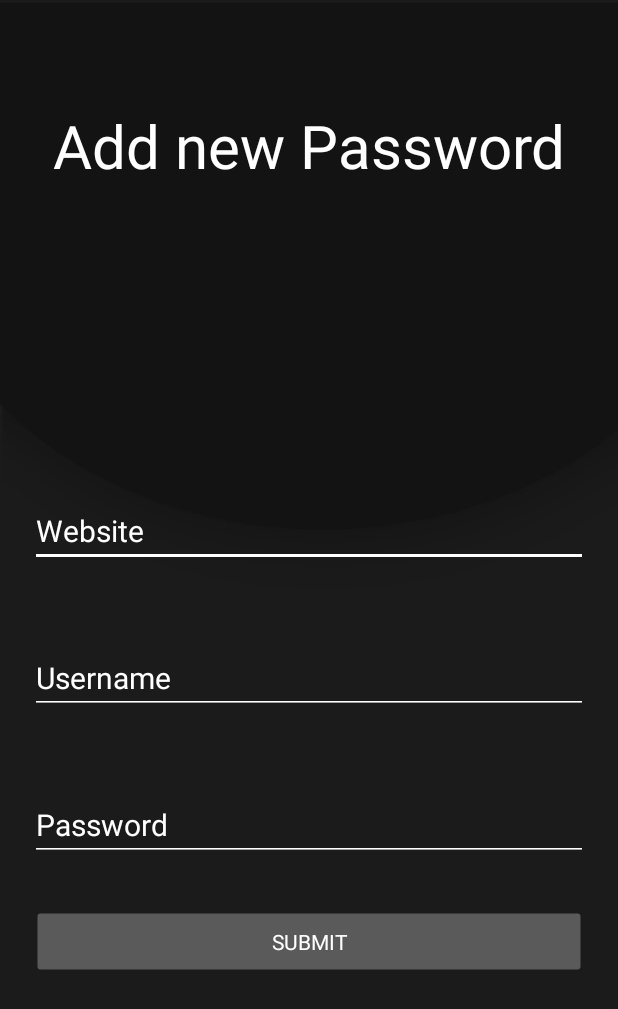
After one commit to FlorianDitt/PassManager, an Android app: the addPasswordActivity screen opened directly, with no data from a screen before it, on a phone screen of 412 x 824 dp. The commit adds this screen. Shown: the top 1009 px of the screen. Run offline under Robolectric (Android 15) with nearby library versions, the phone set to English and light mode, and no system bars.

Commit message:
Added View to add Passowrd

```diff
--- a/app/src/main/AndroidManifest.xml
+++ b/app/src/main/AndroidManifest.xml
@@ -13,6 +13,9 @@
         android:supportsRtl="true"
         android:theme="@style/Theme.MyApplication"
         tools:targetApi="31">
+        <activity
+            android:name=".addPasswordActivity"
+            android:exported="false" />
         <activity
             android:name=".SignUpActivity"
             android:exported="false" />
--- a/app/src/main/java/com/example/myapplication/DBHelper.kt
+++ b/app/src/main/java/com/example/myapplication/DBHelper.kt
@@ -13,7 +13,7 @@ class DBHelper(context: Context, factory: SQLiteDatabase.CursorFactory?) :
     SQLiteOpenHelper(context, DATABASE_NAME, factory, DATABASE_VERSION) {
 
     val table1Name = "Login" //Name of table 1
-    val table2Name = "Saves" //Name of table 2
+    private val table2Name = "Saves" //Name of table 2
 
     private val table1Create =
         "CREATE TABLE $table1Name (ID INTEGER PRIMARY KEY AUTOINCREMENT, Username TEXT, Password TEXT)" //SQL Statement to create Table 1
@@ -42,7 +42,7 @@ class DBHelper(context: Context, factory: SQLiteDatabase.CursorFactory?) :
 
         val db = this.readableDatabase
 
-        return db.rawQuery("SELECT * FROM $table2Name WHERE ID LIKE $UserNumber GROUP BY Website", null)
+        return db.rawQuery("SELECT * FROM $table2Name WHERE User LIKE $UserNumber GROUP BY Website", null)
     }
 
     fun insertLogin(Username: String, Password: String): Long {
--- /dev/null
+++ b/app/src/main/java/com/example/myapplication/addPasswordActivity.kt
@@ -0,0 +1,37 @@
+package com.example.myapplication
+
+import android.content.Intent
+import androidx.appcompat.app.AppCompatActivity
+import android.os.Bundle
+import android.widget.Button
+import android.widget.EditText
+
+class addPasswordActivity : AppCompatActivity() {
+
+    private var userID : String = ""//Get user id from MainActivity
+
+    override fun onCreate(savedInstanceState: Bundle?) {
+        super.onCreate(savedInstanceState)
+        setContentView(R.layout.activity_add_password)
+        if (intent.extras != null){
+            userID = intent.getStringExtra("UserID").toString()
+        }
+
+        findViewById<Button>(R.id.SubmitButton).setOnClickListener {
+            val db = DBHelper(this, null)
+            val website: String = findViewById<EditText>(R.id.websiteInput).text.toString()
+            val username: String = findViewById<EditText>(R.id.usernameInput).text.toString()
+            val password: String = findViewById<EditText>(R.id.passwordInput).text.toString()
+            if (website != "" && username != "" && password != "") {
+                db.insertSave(
+                    userID,
+                    website,
+                    username,
+                    password
+                )
+                println("added")
+                startActivity(Intent(this,MainActivity::class.java))
+            }
+        }
+    }
+}
--- /dev/null
+++ b/app/src/main/res/layout/activity_add_password.xml
@@ -0,0 +1,72 @@
+<?xml version="1.0" encoding="utf-8"?>
+<RelativeLayout xmlns:android="http://schemas.android.com/apk/res/android"
+    xmlns:app="http://schemas.android.com/apk/res-auto"
+    xmlns:tools="http://schemas.android.com/tools"
+    android:layout_width="match_parent"
+    android:layout_height="match_parent"
+    android:background="@drawable/background"
+    tools:context=".addPasswordActivity">
+
+    <TextView
+        android:layout_width="match_parent"
+        android:layout_height="wrap_content"
+        android:layout_marginTop="70dp"
+        android:layout_marginLeft="20dp"
+        android:layout_marginRight="20dp"
+        android:gravity="center"
+        android:text="Add new Password"
+        android:textColor="@color/white"
+        android:textSize="40dp" />
+
+    <com.google.android.material.textfield.TextInputEditText
+        android:id="@+id/websiteInput"
+        android:layout_width="match_parent"
+        android:layout_height="48dp"
+        android:layout_marginLeft="20dp"
+        android:layout_marginTop="330dp"
+        android:layout_marginRight="20dp"
+        android:hint="Website"
+        android:inputType="text"
+        android:textColor="@color/white"
+        android:textSize="20dp"
+        android:theme="@style/EditTextColor" />
+
+    <com.google.android.material.textfield.TextInputEditText
+        android:id="@+id/usernameInput"
+        android:layout_width="match_parent"
+        android:layout_height="48dp"
+        android:layout_below="@+id/websiteInput"
+        android:layout_marginLeft="20dp"
+        android:layout_marginTop="50dp"
+        android:layout_marginRight="20dp"
+        android:hint="Username"
+        android:inputType="text"
+        android:textColor="@color/white"
+        android:textSize="20dp"
+        android:theme="@style/EditTextColor" />
+
+    <com.google.android.material.textfield.TextInputEditText
+        android:id="@+id/passwordInput"
+        android:layout_width="match_parent"
+        android:layout_height="48dp"
+        android:layout_below="@+id/usernameInput"
+        android:layout_marginLeft="20dp"
+        android:layout_marginTop="50dp"
+        android:layout_marginRight="20dp"
+        android:hint="Password"
+        android:inputType="textPassword"
+        android:textColor="@color/white"
+        android:textSize="20dp"
+        android:theme="@style/EditTextColor" />
+
+    <Button
+        android:id="@+id/SubmitButton"
+        android:layout_below="@+id/passwordInput"
+        android:layout_width="match_parent"
+        android:layout_height="wrap_content"
+        android:layout_marginTop="30dp"
+        android:layout_marginLeft="20dp"
+        android:layout_marginRight="20dp"
+        android:text="Submit"/>
+
+</RelativeLayout>
--- a/build.gradle
+++ b/build.gradle
@@ -2,7 +2,7 @@
 plugins {
     id 'com.android.application' version '7.2.0' apply false
     id 'com.android.library' version '7.2.0' apply false
-    id 'org.jetbrains.kotlin.android' version '1.6.10' apply false
+    id 'org.jetbrains.kotlin.android' version '1.7.10' apply false
 }
 
 task clean(type: Delete) {
```
Also changed, not shown: app/src/main/java/com/example/myapplication/LoginActivity.kt (+3 -4 lines), app/src/main/java/com/example/myapplication/MainActivity.kt (+39 -29 lines), app/src/main/res/layout/activity_main.xml (+13 -15 lines).
